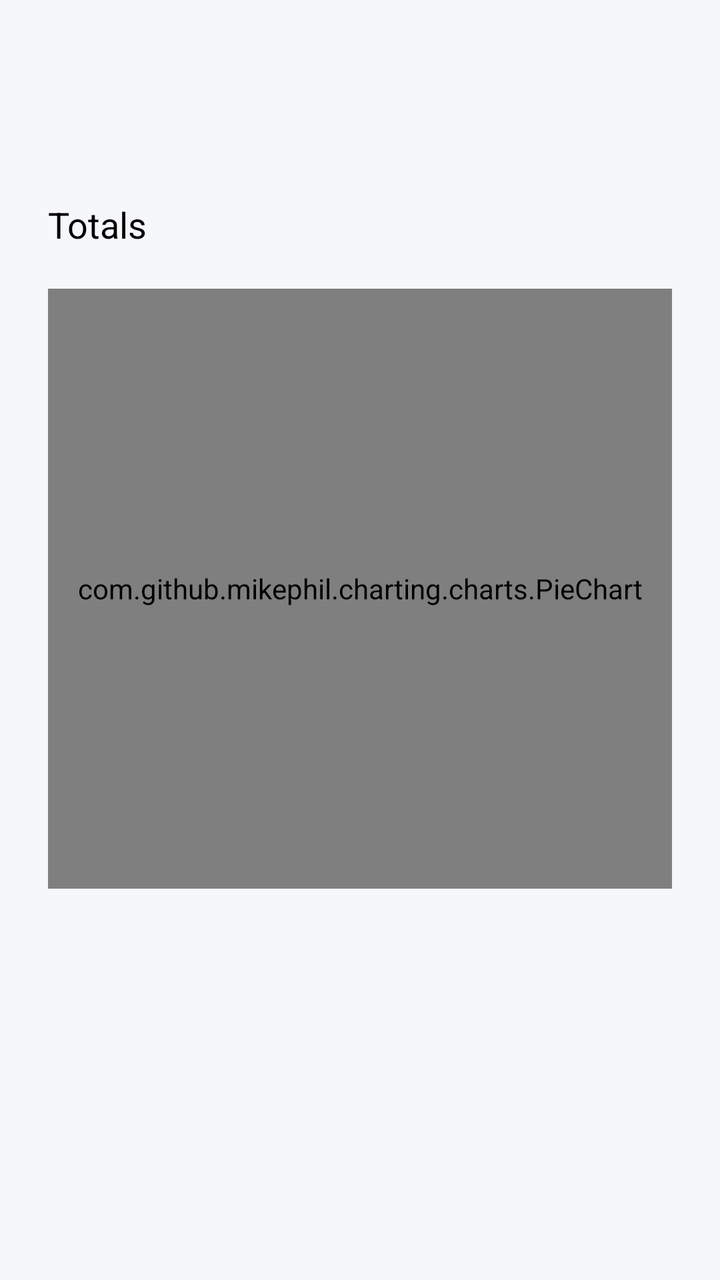
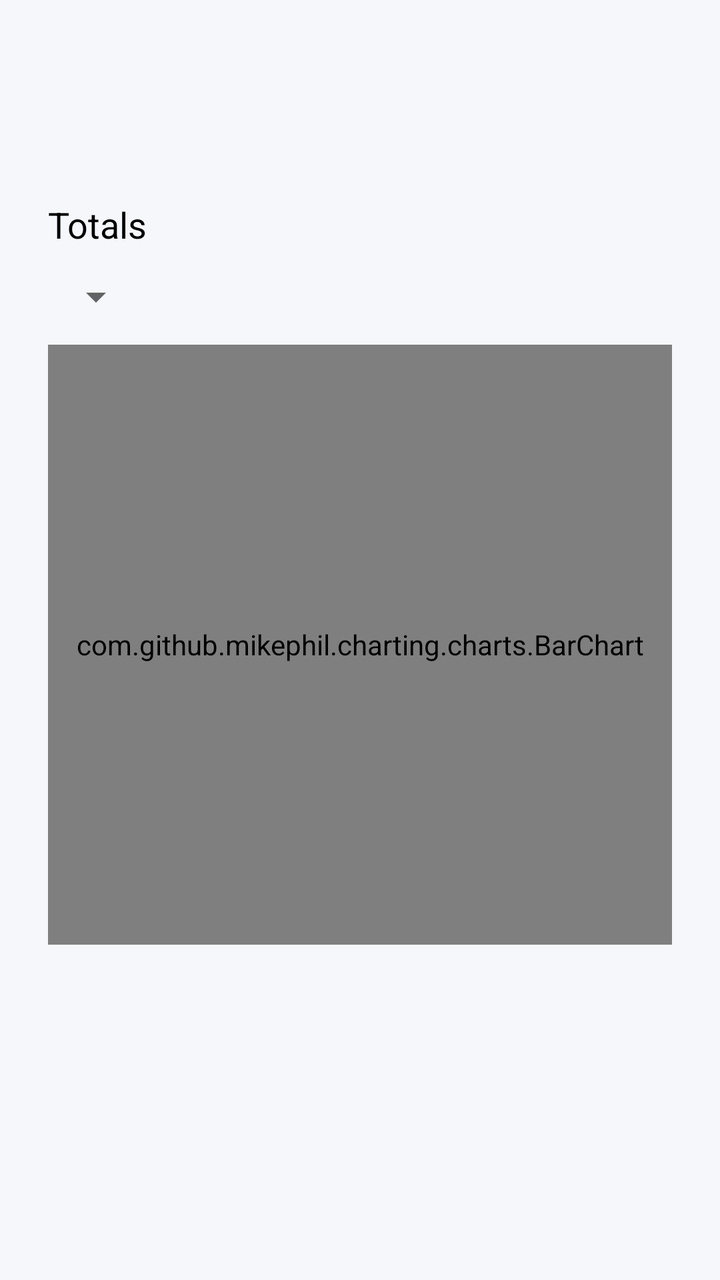

Before-and-after screenshots of an Android layout around one commit, followed by the original layout XML and the change that was made.
<!-- AndroidManifest.xml: application theme Theme.BudgetTrackerApp -->
<!-- res/layout/fragment_category_totals.xml -->
<LinearLayout xmlns:android="http://schemas.android.com/apk/res/android"
    android:layout_width="match_parent"
    android:layout_height="match_parent"
    android:orientation="vertical"
    android:background="@color/background_light"
    android:paddingTop="100dp"
    android:paddingLeft="24dp"
    android:paddingRight="24dp">

    <TextView
        android:id="@+id/tvTotals"
        android:layout_width="match_parent"
        android:layout_height="wrap_content"
        android:text="Totals"
        android:textSize="18sp"
        android:textColor="@android:color/black"/>

    <com.github.mikephil.charting.charts.PieChart
        android:id="@+id/pieChart"
        android:layout_width="match_parent"
        android:layout_height="300dp"
        android:layout_marginTop="20dp"/>

</LinearLayout>
<!-- resources referenced by this layout -->
<resources>
  <color name="background_light">#F5F7FA</color>
  <style name="Theme.BudgetTrackerApp" parent="Theme.MaterialComponents.DayNight.DarkActionBar">
          
          <item name="colorPrimary">@color/purple_500</item>
          <item name="colorPrimaryVariant">@color/purple_700</item>
          <item name="colorOnPrimary">@color/white</item>
          
          <item name="colorSecondary">@color/teal_200</item>
          <item name="colorSecondaryVariant">@color/teal_700</item>
          <item name="colorOnSecondary">@color/black</item>
          
          <item name="android:statusBarColor">?attr/colorPrimaryVariant</item>
          
          <item name="android:windowBackground">@color/background_light</item>
      </style>
  <color name="purple_500">#FF6200EE</color>
  <color name="purple_700">#FF3700B3</color>
  <color name="white">#FFFFFFFF</color>
  <color name="teal_200">#FF03DAC5</color>
  <color name="teal_700">#FF018786</color>
  <color name="black">#FF000000</color>
</resources>

<!-- the commit's change to res/layout/fragment_category_totals.xml (unified diff, before → after) -->
@@ -1,24 +1,36 @@
-<LinearLayout xmlns:android="http://schemas.android.com/apk/res/android"
+<ScrollView xmlns:android="http://schemas.android.com/apk/res/android"
     android:layout_width="match_parent"
     android:layout_height="match_parent"
-    android:orientation="vertical"
-    android:background="@color/background_light"
-    android:paddingTop="100dp"
-    android:paddingLeft="24dp"
-    android:paddingRight="24dp">
+    android:paddingTop="100dp">
 
-    <TextView
-        android:id="@+id/tvTotals"
+    <LinearLayout
         android:layout_width="match_parent"
         android:layout_height="wrap_content"
-        android:text="Totals"
-        android:textSize="18sp"
-        android:textColor="@android:color/black"/>
+        android:orientation="vertical"
+        android:background="@color/background_light"
+        android:paddingLeft="24dp"
+        android:paddingRight="24dp"
+        android:paddingBottom="24dp">
 
-    <com.github.mikephil.charting.charts.PieChart
-        android:id="@+id/pieChart"
-        android:layout_width="match_parent"
-        android:layout_height="300dp"
-        android:layout_marginTop="20dp"/>
+        <TextView
+            android:id="@+id/tvTotals"
+            android:layout_width="match_parent"
+            android:layout_height="wrap_content"
+            android:text="Totals"
+            android:textSize="18sp"
+            android:textColor="@android:color/black"/>
 
-</LinearLayout>
+        <Spinner
+            android:id="@+id/spinnerRange"
+            android:layout_width="wrap_content"
+            android:layout_height="wrap_content"
+            android:layout_marginTop="12dp"/>
+
+        <com.github.mikephil.charting.charts.BarChart
+            android:id="@+id/barChart"
+            android:layout_width="match_parent"
+            android:layout_height="300dp"
+            android:layout_marginTop="12dp"/>
+
+    </LinearLayout>
+</ScrollView>
